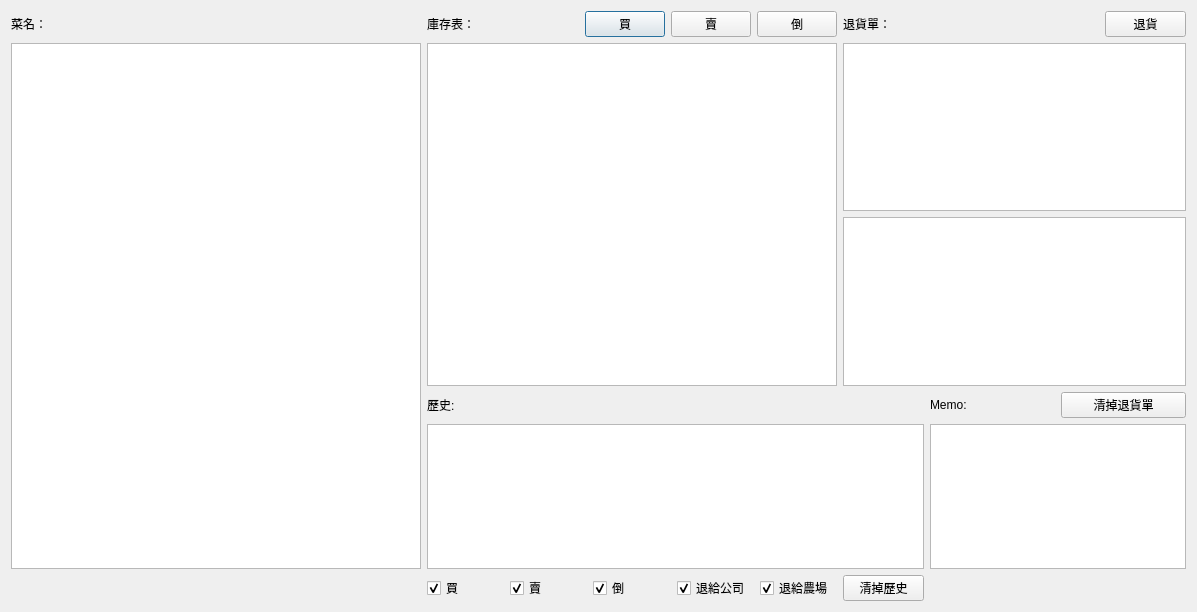
The window that dialog.ui (ultimatedbz/inventory) describes before a commit, drawn with Qt 5.
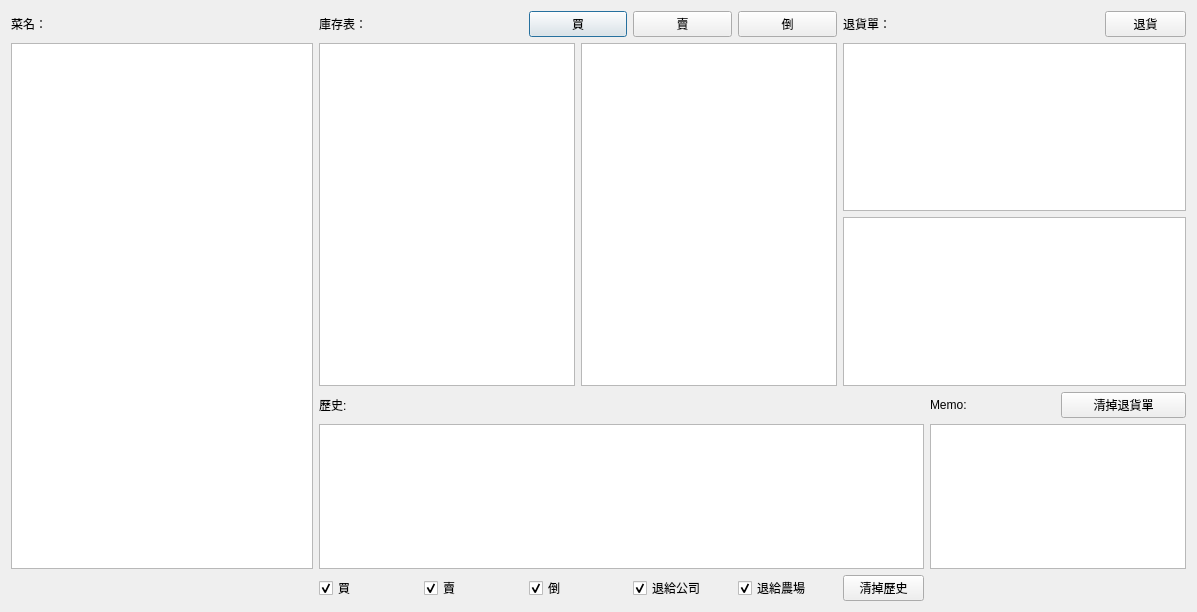
The same window after the commit.

The edit to the form file:
```diff
--- a/dialog.ui
+++ b/dialog.ui
@@ -101,9 +101,12 @@
    </item>
    <item row="1" column="1">
     <layout class="QGridLayout" name="gridLayout_2">
-     <item row="0" column="0">
+     <item row="0" column="1">
       <widget class="QListWidget" name="breakDown"/>
      </item>
+     <item row="0" column="0">
+      <widget class="QTreeView" name="treeView"/>
+     </item>
     </layout>
    </item>
    <item row="1" column="2" colspan="3">
```
Left out of the diff: 2 changed lines with no effect on the pictures.
